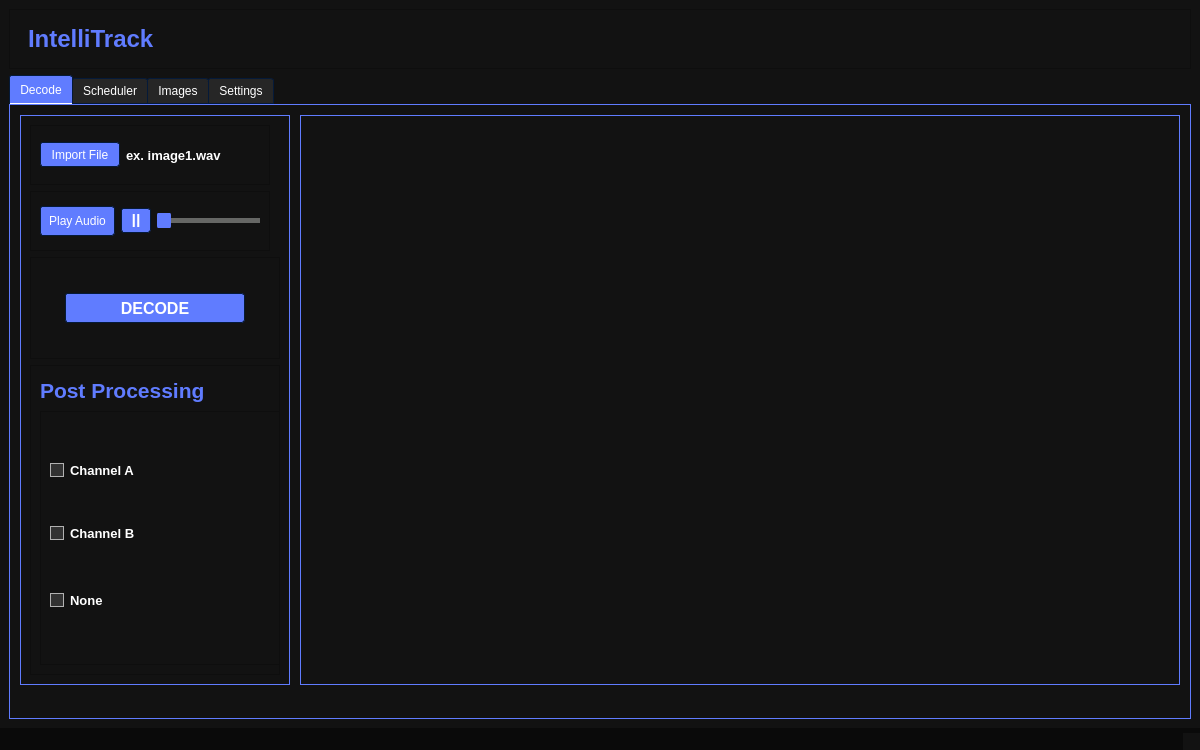
This is PythonQt/uiFile/mainwindow.ui in JamesOstrowski21/Senior_Design- as Qt 5 draws it before an edit. The edited form follows.
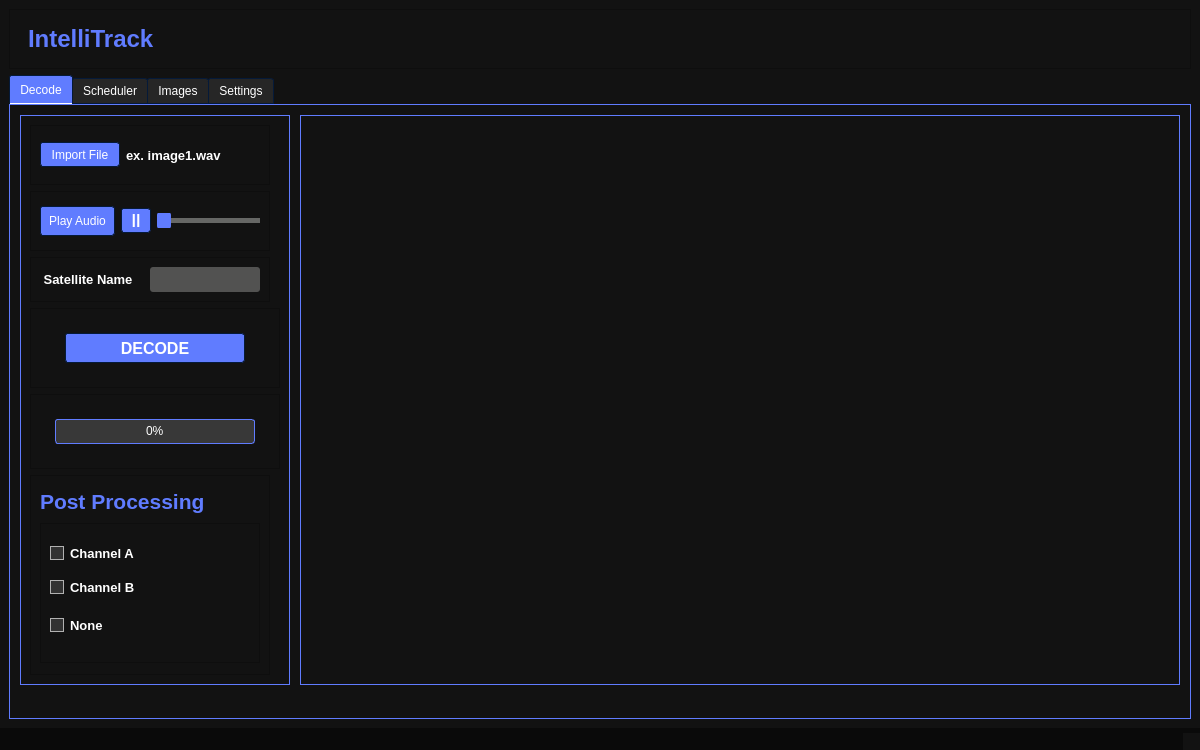
This is the edited form. The open tabs and pages were chosen to show the change. Icons and pictures are not drawn.

Commit message: decode page done

Patch:
```diff
--- a/PythonQt/uiFile/mainwindow.ui
+++ b/PythonQt/uiFile/mainwindow.ui
@@ -1357,7 +1357,7 @@
           <property name="frameShadow">
            <enum>QFrame::Raised</enum>
           </property>
-          <layout class="QVBoxLayout" name="verticalLayout_3">
+          <layout class="QVBoxLayout" name="verticalLayout_14">
            <item>
             <widget class="QFrame" name="import_frame">
              <property name="minimumSize">
@@ -1495,6 +1495,59 @@
              </layout>
             </widget>
            </item>
+           <item>
+            <widget class="QFrame" name="name_frame">
+             <property name="minimumSize">
+              <size>
+               <width>240</width>
+               <height>45</height>
+              </size>
+             </property>
+             <property name="maximumSize">
+              <size>
+               <width>240</width>
+               <height>45</height>
+              </size>
+             </property>
+             <property name="frameShape">
+              <enum>QFrame::StyledPanel</enum>
+             </property>
+             <property name="frameShadow">
+              <enum>QFrame::Raised</enum>
+             </property>
+             <layout class="QHBoxLayout" name="horizontalLayout_13">
+              <item>
+               <widget class="QLabel" name="sat_label">
+                <property name="font">
+                 <font>
+                  <pointsize>10</pointsize>
+                  <bold>true</bold>
+                 </font>
+                </property>
+                <property name="text">
+                 <string> Satellite Name</string>
+                </property>
+               </widget>
+              </item>
+              <item>
+               <widget class="QLineEdit" name="sat_input">
+                <property name="minimumSize">
+                 <size>
+                  <width>110</width>
+                  <height>25</height>
+                 </size>
+                </property>
+                <property name="maximumSize">
+                 <size>
+                  <width>110</width>
+                  <height>25</height>
+                 </size>
+                </property>
+               </widget>
+              </item>
+             </layout>
+            </widget>
+           </item>
            <item>
             <widget class="QFrame" name="decode_button_frame">
              <property name="minimumSize">
@@ -1538,12 +1591,55 @@
              </layout>
             </widget>
            </item>
+           <item>
+            <widget class="QFrame" name="decode_progress">
+             <property name="minimumSize">
+              <size>
+               <width>240</width>
+               <height>30</height>
+              </size>
+             </property>
+             <property name="frameShape">
+              <enum>QFrame::StyledPanel</enum>
+             </property>
+             <property name="frameShadow">
+              <enum>QFrame::Raised</enum>
+             </property>
+             <layout class="QVBoxLayout" name="verticalLayout_3">
+              <item alignment="Qt::AlignHCenter">
+               <widget class="QProgressBar" name="decode_progress_bar">
+                <property name="minimumSize">
+                 <size>
+                  <width>200</width>
+                  <height>25</height>
+                 </size>
+                </property>
+                <property name="maximumSize">
+                 <size>
+                  <width>200</width>
+                  <height>25</height>
+                 </size>
+                </property>
+                <property name="value">
+                 <number>0</number>
+                </property>
+               </widget>
+              </item>
+             </layout>
+            </widget>
+           </item>
            <item>
             <widget class="QFrame" name="post_processing_frame">
              <property name="minimumSize">
               <size>
                <width>240</width>
-               <height>310</height>
+               <height>200</height>
+              </size>
+             </property>
+             <property name="maximumSize">
+              <size>
+               <width>240</width>
+               <height>200</height>
               </size>
              </property>
              <property name="frameShape">
@@ -1586,14 +1682,14 @@
                <widget class="QFrame" name="processing_checkbox_frame">
                 <property name="minimumSize">
                  <size>
-                  <width>240</width>
-                  <height>200</height>
+                  <width>220</width>
+                  <height>140</height>
                  </size>
                 </property>
                 <property name="maximumSize">
                  <size>
-                  <width>16777215</width>
-                  <height>16777215</height>
+                  <width>220</width>
+                  <height>140</height>
                  </size>
                 </property>
                 <property name="frameShape">
```
Left out of the diff: 2 changed lines with no effect on the pictures. The commit also changes 4 other files.
